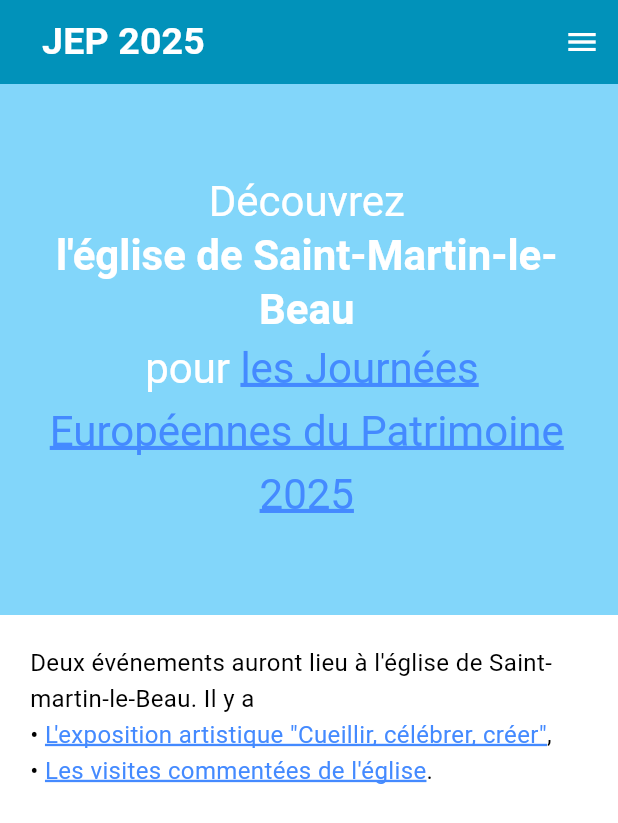
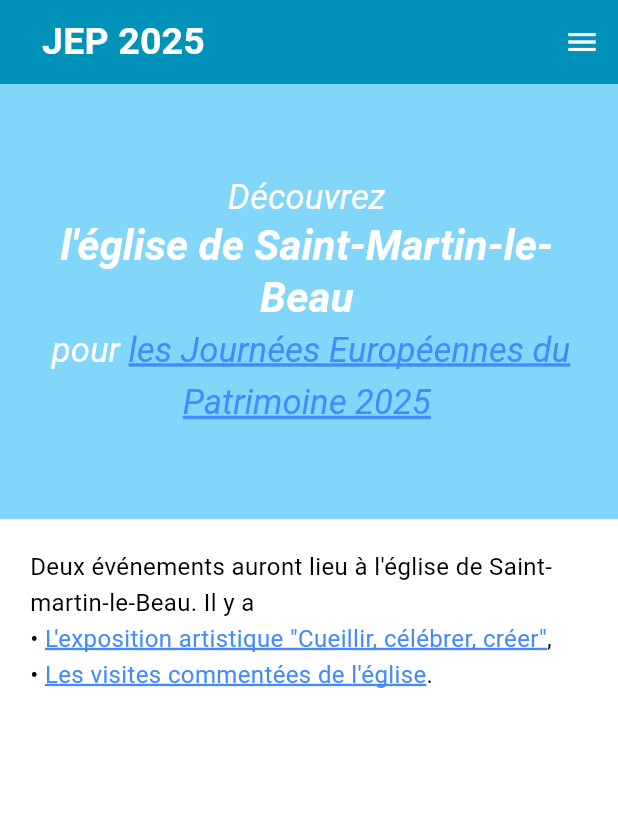
Before and after one commit to clemsciences/eglise_saint_martin_le_beau, a Flutter app: the screen it shows after launch, on a phone screen of 412 x 824 dp. Shown: the top 823 px of the screen. Run offline on Flutter 3.47's test engine with Material 3 defaults, Android fonts, the phone set to English and light mode, and no system bars; our stand-ins replace go_router, photo_view; missing offline and left inert: historical_timeline.

Commit message:
Version 1.3.0+5

```diff
--- a/lib/routes/saint_martin_le_beau_routes.dart
+++ b/lib/routes/saint_martin_le_beau_routes.dart
@@ -1,3 +1,4 @@
+import 'package:eglise_saint_martin_le_beau/views/church_description_page.dart';
 import 'package:eglise_saint_martin_le_beau/routes/routes.dart';
 import 'package:eglise_saint_martin_le_beau/views/church_items_page.dart';
 import 'package:eglise_saint_martin_le_beau/views/church_timeline.dart';
@@ -7,6 +8,7 @@ import 'package:eglise_saint_martin_le_beau/views/error_page.dart';
 import 'package:eglise_saint_martin_le_beau/views/main_page.dart';
 import 'package:eglise_saint_martin_le_beau/views/more_page.dart';
 import 'package:eglise_saint_martin_le_beau/views/name_origin_page.dart';
+import 'package:eglise_saint_martin_le_beau/views/saint_martin_page.dart';
 import 'package:eglise_saint_martin_le_beau/views/source_page.dart';
 import 'package:go_router/go_router.dart';
 
@@ -15,7 +17,9 @@ class SaintMartinLeBeauRoutes extends AppRoutes {
   static const String churchTimeline = "/frise-chronologique";
   static const String churchVocabulary = "/vocabulaire-eglise";
   static const String nameOrigin = "/origine";
+  static const String saintMartin = "/saint-martin";
   static const String churchItems = "/eglise";
+  static const String churchDescription = "/eglise/description";
   static const String sources = "/sources";
   static const String about = "/a-propos";
   static const String churchViewer = "/eglise/panorama";
@@ -54,6 +58,18 @@ final GoRouter saintMartinLeBeauRouter = GoRouter(
         return SatAnimation1(key: state.pageKey, child: NameOriginPage());
       },
       // builder: (context, state) => NameOriginPage(),
+    ),GoRoute(
+      path: SaintMartinLeBeauRoutes.saintMartin,
+      pageBuilder: (context, state) {
+        return SatAnimation1(key: state.pageKey, child: SaintMartinPage());
+      },
+      // builder: (context, state) => NameOriginPage(),
+    ),
+    GoRoute(path: SaintMartinLeBeauRoutes.churchDescription,
+        pageBuilder: (context, state) {
+          return SatAnimation1(
+              key: state.pageKey, child: ChurchDescriptionPage());
+        }
     ),
     // GoRoute(
     //   path: SaintMartinLeBeauRoutes.churchItems,
--- a/lib/style/themes.dart
+++ b/lib/style/themes.dart
@@ -48,7 +48,7 @@ class AppTheme {
       ),
     ),
     cardTheme: CardThemeData(color: Colors.white),
-    bottomAppBarTheme: BottomAppBarTheme(color: SatStyle.lightBlueColor),
+    bottomAppBarTheme: BottomAppBarThemeData(color: SatStyle.lightBlueColor),
     // buttonTheme: ButtonThemeData(
     //   buttonColor: SatStyle.softDarkBlueColor,
     // ),
@@ -81,7 +81,7 @@ class AppTheme {
       bodyLarge: TextStyle(),
       bodySmall: TextStyle(),
       displayMedium: TextStyle(),
-      headlineMedium: TextStyle(),
+      headlineMedium: TextStyle(fontSize: 23, fontStyle: FontStyle.italic),
       headlineSmall: TextStyle(),
       labelLarge: TextStyle(),
       labelMedium: TextStyle(
@@ -90,8 +90,8 @@ class AppTheme {
         color: Colors.grey,
       ),
       labelSmall: TextStyle(),
-      titleMedium: TextStyle(),
-      titleSmall: TextStyle(),
+      titleMedium: TextStyle(fontSize: 25, fontWeight: FontWeight.bold),
+      titleSmall: TextStyle(fontSize: 20, fontWeight: FontWeight.bold),
     ),
   );
 }
--- a/lib/views/scaffold/main_scaffold.dart
+++ b/lib/views/scaffold/main_scaffold.dart
@@ -1,9 +1,8 @@
 import 'package:eglise_saint_martin_le_beau/models/scaffold_item.dart';
 import 'package:eglise_saint_martin_le_beau/routes/router_extension.dart';
+import 'package:eglise_saint_martin_le_beau/routes/saint_martin_le_beau_routes.dart';
 import 'package:flutter/material.dart';
 import 'package:go_router/go_router.dart';
-
-import 'package:eglise_saint_martin_le_beau/routes/saint_martin_le_beau_routes.dart';
 
 class MainSaintMartinScaffold extends StatelessWidget {
   final Widget body;
@@ -18,13 +17,29 @@ class MainSaintMartinScaffold extends StatelessWidget {
     ),
     ScaffoldItem(
       label: "Origine",
-      path: SaintMartinLeBeauRoutes.nameOrigin,
-      children: null,
+      path: "",
+      children: [
+        ScaffoldItem(
+          label: "Saint Martin",
+          path: SaintMartinLeBeauRoutes.saintMartin,
+          children: null,
+        ),
+        ScaffoldItem(
+          label: "Nom de la ville",
+          path: SaintMartinLeBeauRoutes.nameOrigin,
+          children: null,
+        ),
+      ],
     ),
     ScaffoldItem(
       label: "Eglise",
       path: SaintMartinLeBeauRoutes.main,
       children: [
+        ScaffoldItem(
+          label: "Description architecturale",
+          path: SaintMartinLeBeauRoutes.churchDescription,
+          children: null,
+        ),
         ScaffoldItem(
           label: "Images de l'église",
           path: SaintMartinLeBeauRoutes.churchViewer,
--- a/pubspec.yaml
+++ b/pubspec.yaml
@@ -4,7 +4,7 @@ description: "Eglise de Saint-Martin-le-Beau"
 # pub.dev using `flutter pub publish`. This is preferred for private packages.
 publish_to: 'none' # Remove this line if you wish to publish to pub.dev
 
-version: 1.2.0+4
+version: 1.3.0+5
 
 environment:
   sdk: ^3.8.0
```
Also changed, not shown: lib/data/history_data.dart (+19 -1 lines), lib/views/church_description_page.dart (added, +130 -0 lines), lib/views/more_page.dart (+7 -2 lines), lib/views/saint_martin_page.dart (added, +44 -0 lines), pubspec.lock, 1 other file.
